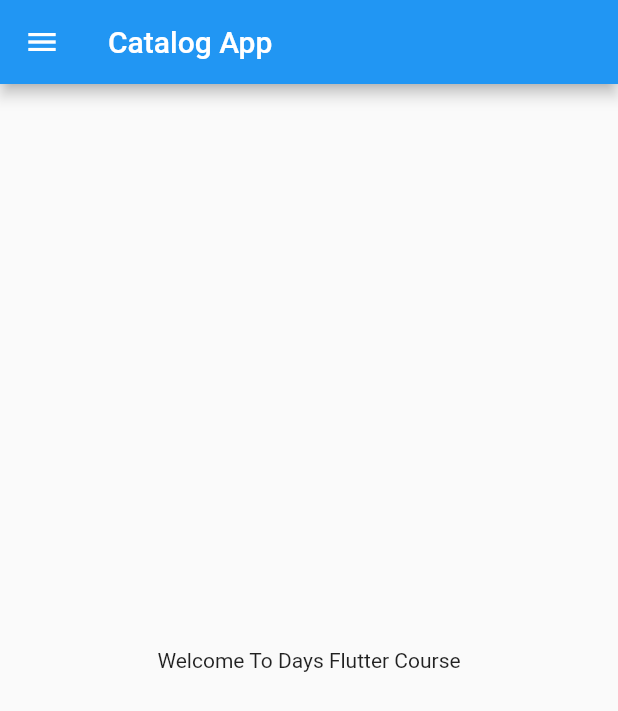
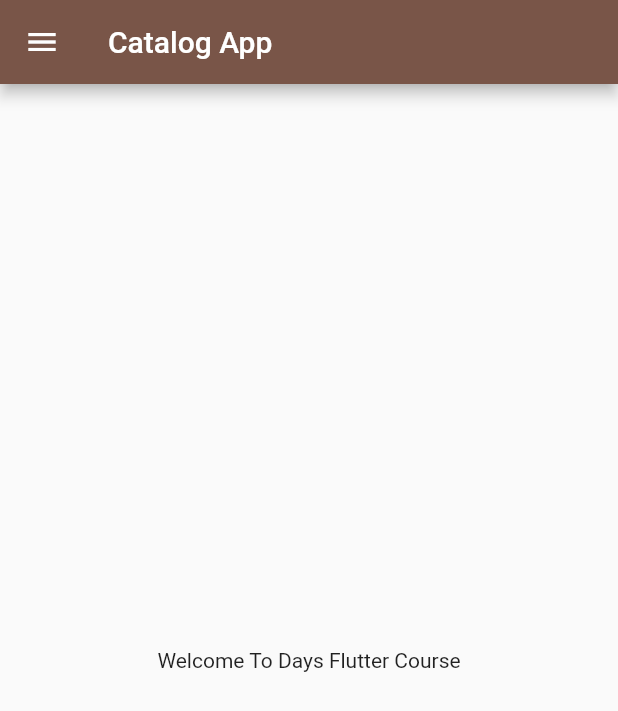
Before and after one commit to HashUzair/flutter30, a Flutter app: the screen it shows after launch, on a phone screen of 412 x 824 dp. Shown: the top 711 px of the screen. Run offline on Flutter 3.47's test engine with Material 2 defaults, Android fonts, the phone set to English and light mode, and no system bars.

Commit message:
day3 completed

```diff
--- a/lib/main.dart
+++ b/lib/main.dart
@@ -1,5 +1,6 @@
 import 'package:flutter/material.dart';
-import 'package:flutter_catalog/home_page.dart';
+import 'package:flutter_catalog/pages/home_page.dart';
+import 'package:flutter_catalog/pages/login_page.dart';
 
 void main(List<String> args) {
   runApp(const MyApp());
@@ -10,8 +11,18 @@ class MyApp extends StatelessWidget {
 
   @override
   Widget build(BuildContext context) {
-    return const MaterialApp(
-      home: HomePage(),
+    return MaterialApp(
+      themeMode: ThemeMode.light,
+      theme: ThemeData(primarySwatch: Colors.brown),
+      darkTheme: ThemeData(
+        brightness: Brightness.dark,
+      ),
+      initialRoute: "/home",
+      routes: {
+        "/": (context) => LoginPage(),
+        "/home": (context) => HomePage(),
+        "/login": (context) => LoginPage(),
+      },
     );
   }
 }
```
Also changed, not shown: lib/pages/login_page.dart (added, +21 -0 lines), lib/pages/home_page.dart (renamed from lib/home_page.dart).
